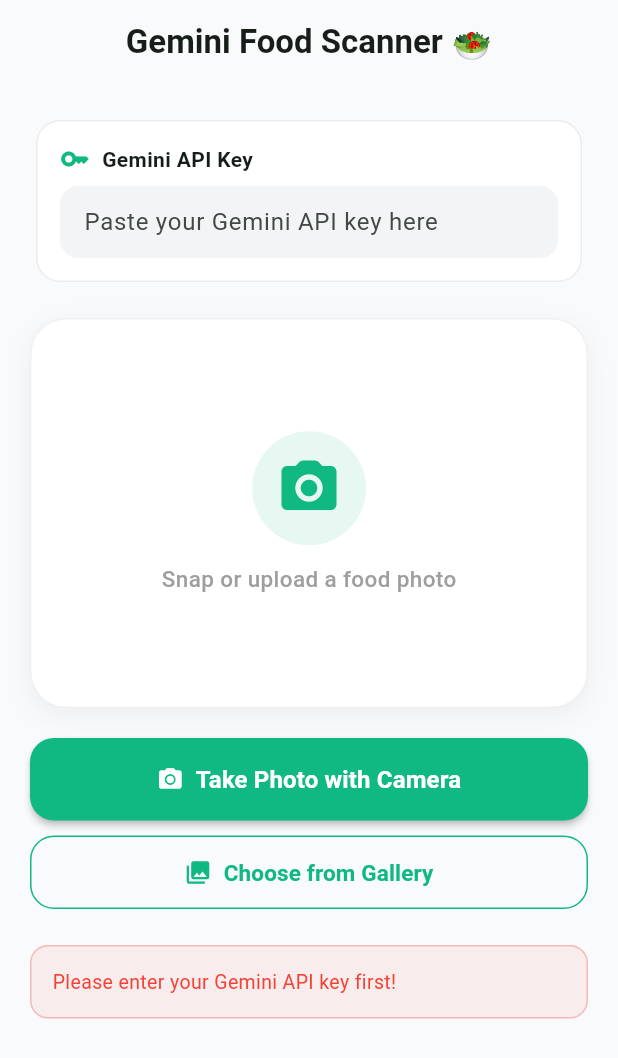
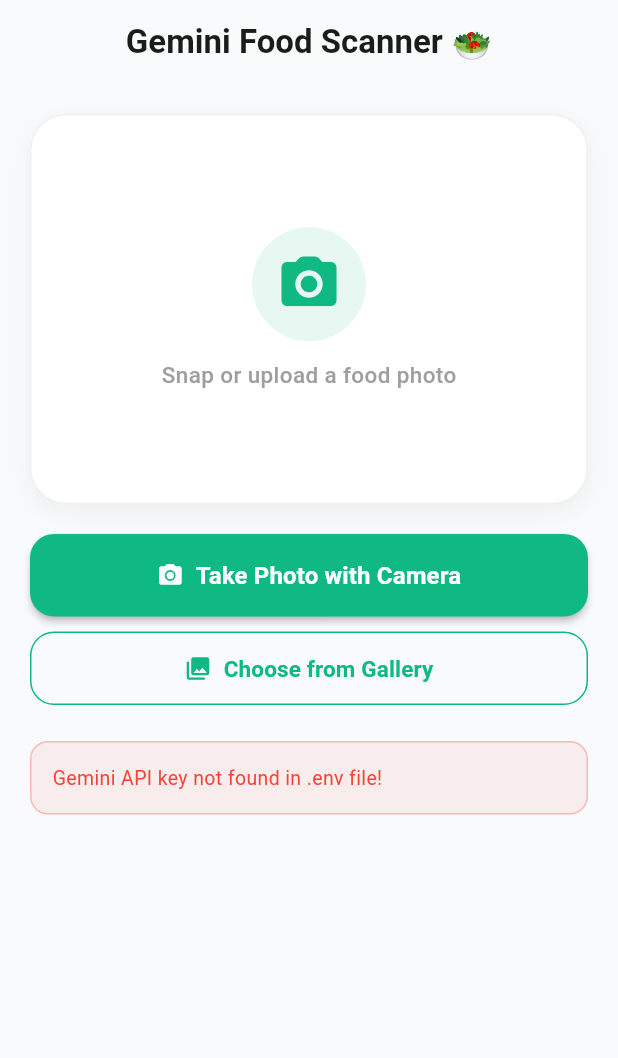
Before and after one commit to iamabdullahhossain/calories, a Flutter app: the screen it shows after launch, after a tap on "Take Photo with Camera", on a phone screen of 412 x 824 dp. Shown: the top 1058 px of the screen. Run offline on Flutter 3.47's test engine with Material 3 defaults, Android fonts, the light colour scheme and no system bars; our stand-ins replace flutter_dotenv, flutter_riverpod, image_picker.

Commit message:
feat: integrate flutter_dotenv and implement image-based nutrition analysis features using Gemini API

```diff
--- a/lib/features/food_nutrition/presentation/controllers/nutrition_provider.dart
+++ b/lib/features/food_nutrition/presentation/controllers/nutrition_provider.dart
@@ -1,4 +1,5 @@
 import 'dart:io';
+import 'package:flutter_dotenv/flutter_dotenv.dart';
 import 'package:flutter_riverpod/flutter_riverpod.dart';
 import 'package:image_picker/image_picker.dart';
 
@@ -32,11 +33,12 @@
 
   Future<void> analyzeImage({
     required ImageSource source,
-    required String apiKey,
   }) async {
+    final apiKey = dotenv.env['GEMINI_API_KEY'] ?? '';
+
     if (apiKey.trim().isEmpty) {
       state = state.copyWith(
-        errorMessage: 'Please enter your Gemini API key first!',
+        errorMessage: 'Gemini API key not found in .env file!',
       );
       return;
     }
--- a/lib/features/food_nutrition/presentation/pages/home_page.dart
+++ b/lib/features/food_nutrition/presentation/pages/home_page.dart
@@ -3,31 +3,15 @@
 import 'package:image_picker/image_picker.dart';
 
 import '../controllers/nutrition_provider.dart';
-import '../widgets/api_key_card.dart';
 import '../widgets/food_image_picker_card.dart';
 import '../widgets/insights_card.dart';
 import '../widgets/nutrition_table_card.dart';
 
-class HomePage extends ConsumerStatefulWidget {
+class HomePage extends ConsumerWidget {
   const HomePage({super.key});
 
   @override
-  ConsumerState<HomePage> createState() => _HomePageState();
-}
-
-class _HomePageState extends ConsumerState<HomePage> {
-  final TextEditingController _apiKeyController = TextEditingController(
-    text: '',
-  );
-
-  @override
-  void dispose() {
-    _apiKeyController.dispose();
-    super.dispose();
-  }
-
-  @override
-  Widget build(BuildContext context) {
+  Widget build(BuildContext context, WidgetRef ref) {
     final state = ref.watch(nutritionNotifierProvider);
     final notifier = ref.read(nutritionNotifierProvider.notifier);
 
@@ -47,10 +31,6 @@
         child: Column(
           crossAxisAlignment: CrossAxisAlignment.stretch,
           children: [
-            // API Key Input Card
-            ApiKeyCard(controller: _apiKeyController),
-            const SizedBox(height: 20),
-
             // Image Display Container
             FoodImagePickerCard(imageFile: state.imageFile),
             const SizedBox(height: 20),
@@ -61,7 +41,6 @@
                   ? null
                   : () => notifier.analyzeImage(
                         source: ImageSource.camera,
-                        apiKey: _apiKeyController.text,
                       ),
               icon: const Icon(Icons.camera_alt, color: Colors.white),
               label: const Text(
@@ -89,7 +68,6 @@
                   ? null
                   : () => notifier.analyzeImage(
                         source: ImageSource.gallery,
-                        apiKey: _apiKeyController.text,
                       ),
               icon: const Icon(Icons.photo_library, color: Color(0xFF10B981)),
               label: const Text(
--- a/lib/main.dart
+++ b/lib/main.dart
@@ -1,9 +1,13 @@
 import 'package:flutter/material.dart';
+import 'package:flutter_dotenv/flutter_dotenv.dart';
 import 'package:flutter_riverpod/flutter_riverpod.dart';
 
 import 'features/food_nutrition/presentation/pages/home_page.dart';
 
-void main() {
+Future<void> main() async {
+  WidgetsFlutterBinding.ensureInitialized();
+  await dotenv.load(fileName: ".env");
+
   runApp(
     const ProviderScope(
       child: FoodNutritionApp(),
```
Also changed, not shown: pubspec.yaml (+3 -7 lines), pubspec.lock, 1 other file.
